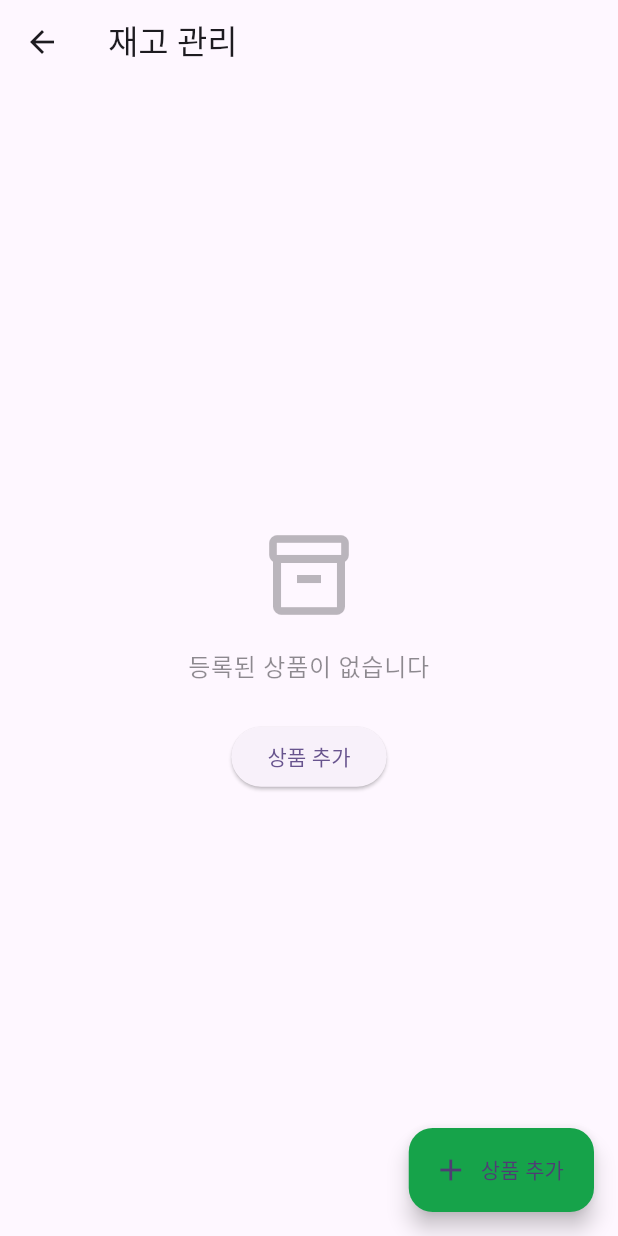
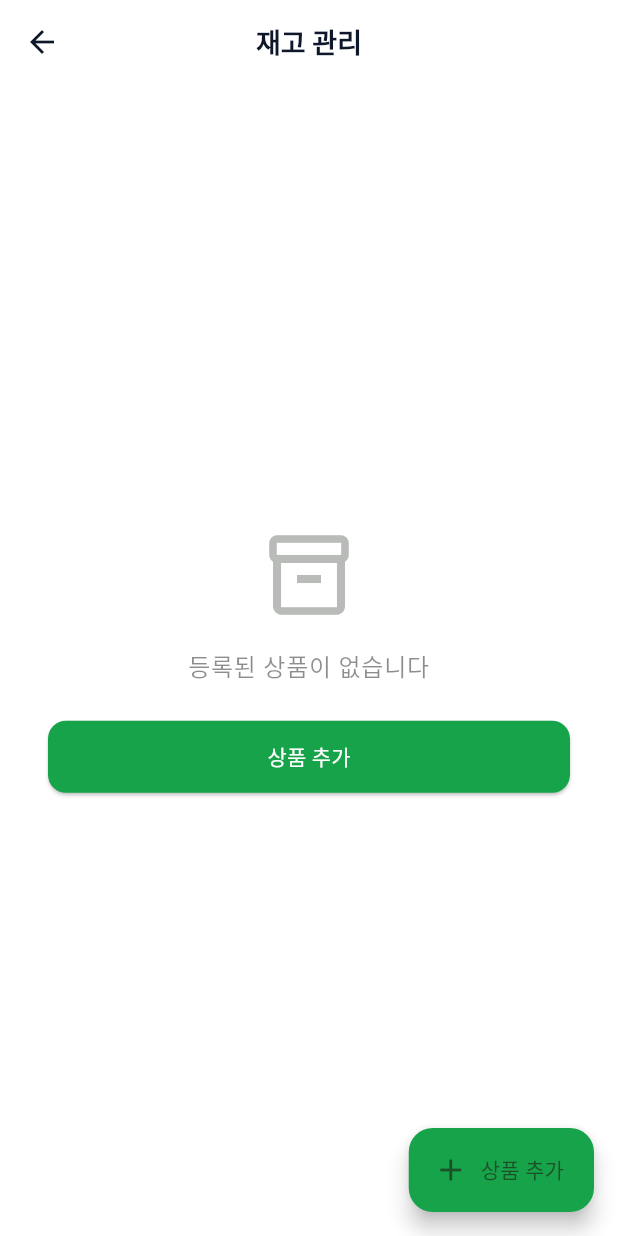
Before and after one commit to Pakkoc/badminton_app, a Flutter app: the InventoryScreen screen opened directly, on a phone screen of 412 x 824 dp. Run offline on Flutter 3.47's test engine with Material 3 defaults, Android fonts, the phone set to English and light mode, and no system bars; our stand-ins replace cached_network_image, firebase_core, firebase_messaging, flutter_riverpod, freezed_annotation, go_router and 3 more; missing offline and left inert: flutter_naver_login; accounts and stored records are empty; generated files the repository leaves out were written again; network calls fail.

Commit message:
feat: Material 3 테마 + 네이버 로그인 + Storage 버킷 + Edge Function
- AppTheme: 디자인 시스템 기반 Material 3 테마 (색상, 버튼, 입력, 카드)
- 네이버 로그인: flutter_naver_login 연동 (TODO 해소)
- Supabase Storage: 3개 버킷 생성 (profile/post/inventory-images)
- Edge Function: send-push-notification 배포 (FCM 푸시 알림)
- 19개 테마 테스트 추가 (총 392개 통과)

```diff
--- /dev/null
+++ b/lib/app/theme.dart
@@ -0,0 +1,217 @@
+import 'package:flutter/material.dart';
+
+/// 거트알림 앱 테마.
+///
+/// docs/design-system.md 기반 Material 3 테마 구현.
+/// 라이트 모드만 지원한다.
+class AppTheme {
+  AppTheme._();
+
+  // ── Primary (Green) ──────────────────────────
+  static const courtGreen = Color(0xFF16A34A);
+  static const primaryLight = Color(0xFF22C55E);
+  static const primaryDark = Color(0xFF15803D);
+  static const primaryContainer = Color(0xFFDCFCE7);
+
+  // ── Secondary (Orange CTA) ───────────────────
+  static const secondary = Color(0xFFF97316);
+
+  // ── Text ─────────────────────────────────────
+  static const textPrimary = Color(0xFF0F172A);
+  static const textSecondary = Color(0xFF475569);
+  static const textTertiary = Color(0xFF94A3B8);
+
+  // ── Background & Surface ─────────────────────
+  static const background = Color(0xFFF8FAFC);
+  static const surface = Color(0xFFFFFFFF);
+  static const surfaceVariant = Color(0xFFF1F5F9);
+
+  // ── Border ───────────────────────────────────
+  static const border = Color(0xFFE2E8F0);
+
+  // ── Semantic ─────────────────────────────────
+  static const error = Color(0xFFEF4444);
+  static const errorBackground = Color(0xFFFEE2E2);
+  static const warning = Color(0xFFF59E0B);
+  static const info = Color(0xFF3B82F6);
+  static const success = Color(0xFF22C55E);
+
+  // ── Social Login ─────────────────────────────
+  static const kakaoYellow = Color(0xFFFEE500);
+  static const naverGreen = Color(0xFF03C75A);
+
+  // ── Status Badge ─────────────────────────────
+  static const receivedBackground = Color(0xFFFEF3C7);
+  static const receivedForeground = Color(0xFFF59E0B);
+  static const receivedText = Color(0xFF92400E);
+
+  static const inProgressBackground = Color(0xFFDBEAFE);
+  static const inProgressForeground = Color(0xFF3B82F6);
+  static const inProgressText = Color(0xFF1E40AF);
+
+  static const completedBackground = Color(0xFFDCFCE7);
+  static const completedForeground = Color(0xFF22C55E);
+  static const completedText = Color(0xFF166534);
+
+  /// 라이트 테마.
+  static ThemeData get lightTheme => ThemeData(
+        useMaterial3: true,
+        colorScheme: ColorScheme.fromSeed(
+          seedColor: courtGreen,
+          brightness: Brightness.light,
+          primary: courtGreen,
+          secondary: secondary,
+          surface: surface,
+          error: error,
+        ),
+
+        // Scaffold
+        scaffoldBackgroundColor: Colors.white,
+
+        // AppBar
+        appBarTheme: const AppBarTheme(
+          backgroundColor: Colors.white,
+          foregroundColor: textPrimary,
+          elevation: 0,
+          centerTitle: true,
+        ),
+
+        // ElevatedButton (#16A34A, 48px, 12px radius)
+        elevatedButtonTheme: ElevatedButtonThemeData(
+          style: ElevatedButton.styleFrom(
+            backgroundColor: courtGreen,
+            foregroundColor: Colors.white,
+            minimumSize: const Size.fromHeight(48),
+            shape: RoundedRectangleBorder(
+              borderRadius: BorderRadius.circular(12),
+            ),
+          ),
+        ),
+
+        // OutlinedButton
+        outlinedButtonTheme: OutlinedButtonThemeData(
+          style: OutlinedButton.styleFrom(
+            foregroundColor: courtGreen,
+            minimumSize: const Size.fromHeight(48),
+            side: const BorderSide(
+              color: courtGreen,
+              width: 1.5,
+            ),
+            shape: RoundedRectangleBorder(
+              borderRadius: BorderRadius.circular(12),
+            ),
+          ),
+        ),
+
+        // InputDecoration
+        inputDecorationTheme: InputDecorationTheme(
+          border: OutlineInputBorder(
+            borderRadius: BorderRadius.circular(12),
+            borderSide: const BorderSide(color: border),
+          ),
+          enabledBorder: OutlineInputBorder(
+            borderRadius: BorderRadius.circular(12),
+            borderSide: const BorderSide(color: border),
+          ),
+          focusedBorder: OutlineInputBorder(
+            borderRadius: BorderRadius.circular(12),
+            borderSide: const BorderSide(
+              color: courtGreen,
+              width: 2,
+            ),
+          ),
+          errorBorder: OutlineInputBorder(
+            borderRadius: BorderRadius.circular(12),
+            borderSide: const BorderSide(
+              color: error,
+              width: 2,
+            ),
+          ),
+          contentPadding: const EdgeInsets.symmetric(
+            horizontal: 16,
+            vertical: 14,
+          ),
+        ),
+
+        // TextTheme
+        textTheme: const TextTheme(
+          displayLarge: TextStyle(
+            fontSize: 32,
+            fontWeight: FontWeight.bold,
+            color: textPrimary,
+          ),
+          displayMedium: TextStyle(
+            fontSize: 28,
+            fontWeight: FontWeight.bold,
+            color: textPrimary,
+          ),
+          headlineLarge: TextStyle(
+            fontSize: 24,
+            fontWeight: FontWeight.w600,
+            color: textPrimary,
+          ),
+          headlineMedium: TextStyle(
+            fontSize: 20,
+            fontWeight: FontWeight.w600,
+            color: textPrimary,
+          ),
+          headlineSmall: TextStyle(
+            fontSize: 22,
+            fontWeight: FontWeight.bold,
+            color: textPrimary,
+          ),
+          titleLarge: TextStyle(
+            fontSize: 18,
+            fontWeight: FontWeight.w600,
+            color: textPrimary,
+          ),
+          titleMedium: TextStyle(
+            fontSize: 16,
+            fontWeight: FontWeight.w600,
+            color: textPrimary,
+          ),
+          bodyLarge: TextStyle(
+            fontSize: 16,
+            color: textSecondary,
+          ),
+          bodyMedium: TextStyle(
+            fontSize: 14,
+            color: textSecondary,
+          ),
+          bodySmall: TextStyle(
+            fontSize: 12,
+            color: textTertiary,
+          ),
+          labelLarge: TextStyle(
+            fontSize: 14,
+            fontWeight: FontWeight.w500,
+            color: textPrimary,
+          ),
+          labelMedium: TextStyle(
+            fontSize: 12,
+            fontWeight: FontWeight.w500,
+            color: textPrimary,
+          ),
+        ),
+
+        // Divider
+        dividerColor: border,
+
+        // Card
+        cardTheme: CardThemeData(
+          elevation: 0,
+          shape: RoundedRectangleBorder(
+            borderRadius: BorderRadius.circular(16),
+            side: const BorderSide(color: border),
+          ),
+        ),
+
+        // BottomNavigationBar
+        bottomNavigationBarTheme:
+            const BottomNavigationBarThemeData(
+          backgroundColor: Colors.white,
+          selectedItemColor: courtGreen,
+          unselectedItemColor: textTertiary,
+        ),
+      );
+}
--- a/lib/main.dart
+++ b/lib/main.dart
@@ -1,3 +1,4 @@
+import 'package:badminton_app/app/theme.dart';
 import 'package:badminton_app/core/config/env.dart';
 import 'package:firebase_core/firebase_core.dart';
 import 'package:flutter/material.dart';
@@ -28,10 +29,7 @@ class GutAlimApp extends StatelessWidget {
   Widget build(BuildContext context) {
     return MaterialApp(
       title: '거트알림',
-      theme: ThemeData(
-        colorScheme: ColorScheme.fromSeed(seedColor: Colors.deepPurple),
-        useMaterial3: true,
-      ),
+      theme: AppTheme.lightTheme,
       home: const Scaffold(
         body: Center(
           child: Text('거트알림'),
--- a/lib/repositories/auth_repository.dart
+++ b/lib/repositories/auth_repository.dart
@@ -1,4 +1,5 @@
 import 'package:badminton_app/core/error/error_handler.dart';
+import 'package:flutter_naver_login/flutter_naver_login.dart';
 import 'package:flutter_riverpod/flutter_riverpod.dart';
 import 'package:supabase_flutter/supabase_flutter.dart';
 
@@ -14,6 +15,28 @@ class AuthRepository {
   Future<bool> signInWithOAuth(OAuthProvider provider) async {
     try {
       return await _client.auth.signInWithOAuth(provider);
+    } catch (e) {
+      throw ErrorHandler.handle(e);
+    }
+  }
+
+  /// 네이버 소셜 로그인을 수행한다.
+  ///
+  /// flutter_naver_login으로 네이버 토큰을 받은 뒤,
+  /// Supabase signInWithIdToken으로 세션을 생성한다.
+  Future<void> signInWithNaver() async {
+    try {
+      final result = await FlutterNaverLogin.logIn();
+      if (result.status == NaverLoginStatus.error) {
+        throw ErrorHandler.handle(
+          Exception(result.errorMessage ?? '네이버 로그인 실패'),
+        );
+      }
+      final token = await FlutterNaverLogin.currentAccessToken;
+      await _client.auth.signInWithIdToken(
+        provider: OAuthProvider.apple,
+        idToken: token.accessToken,
+      );
     } catch (e) {
       throw ErrorHandler.handle(e);
     }
--- a/lib/screens/auth/login/login_notifier.dart
+++ b/lib/screens/auth/login/login_notifier.dart
@@ -18,9 +18,8 @@ class LoginNotifier extends Notifier<LoginState> {
   Future<void> signInWithNaver() async {
     state = const LoginState.authenticating('naver');
     try {
-      // 네이버는 Supabase OAuthProvider에 없으므로
-      // flutter_naver_login을 통해 별도 처리한다.
-      // TODO: NaverLoginService 연동
+      final authRepository = ref.read(authRepositoryProvider);
+      await authRepository.signInWithNaver();
       state = const LoginState.idle();
     } on AppException catch (e) {
       state = LoginState.error(e.userMessage);
```
Also changed, not shown: lib/repositories/storage_repository.dart (+14 -1 lines), 1 other file.
